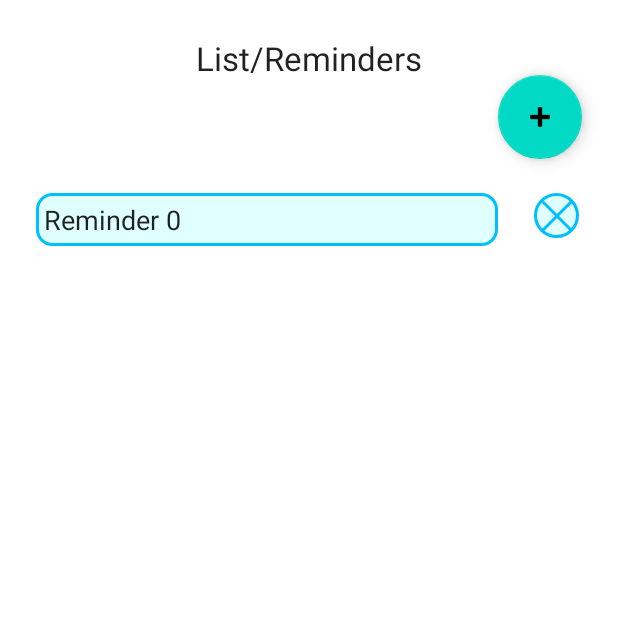
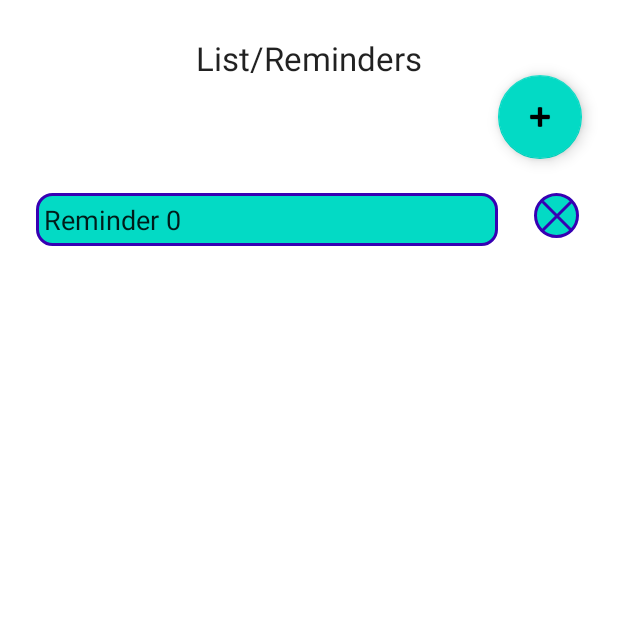
Before and after one commit to CSCI3660-App/CSCI3660_App, an Android app: the ListActivity screen opened directly, with no data from a screen before it, after a tap on an icon or button, on a phone screen of 412 x 824 dp, the top half of it. Run offline under Robolectric (Android 15) with nearby library versions, the phone set to English and light mode, and no system bars.

Commit message:
design stuff

```diff
--- a/app/src/main/res/drawable/buttonbg1.xml
+++ b/app/src/main/res/drawable/buttonbg1.xml
@@ -3,12 +3,12 @@
     android:shape="rectangle">
 
     <!-- Background color -->
-    <solid android:color="#E0FFFF" />
+    <solid android:color="#03DAC5" />
 
     <!-- Border -->
     <stroke
         android:width="2dp"
-        android:color="#00BFFF" />
+        android:color="#3700B3" />
 
     <!-- Rounded corners -->
     <corners android:radius="30dp" />
--- a/app/src/main/res/drawable/listitem1.xml
+++ b/app/src/main/res/drawable/listitem1.xml
@@ -3,12 +3,12 @@
     android:shape="rectangle">
 
     <!-- Background color -->
-    <solid android:color="#E0FFFF" />
+    <solid android:color="#03DAC5" />
 
     <!-- Border -->
     <stroke
         android:width="2dp"
-        android:color="#00BFFF" />
+        android:color="#3700B3" />
 
     <!-- Rounded corners -->
     <corners android:radius="10dp" />
--- a/app/src/main/res/drawable/xshape.xml
+++ b/app/src/main/res/drawable/xshape.xml
@@ -4,7 +4,7 @@
     android:height="24dp"
     android:viewportWidth="24"
     android:viewportHeight="24"
-    android:tint="#00BFFF">
+    android:tint="#3700B3">
 
     <path
         android:pathData="M3,3L21,21M21,3L3,21"
```
